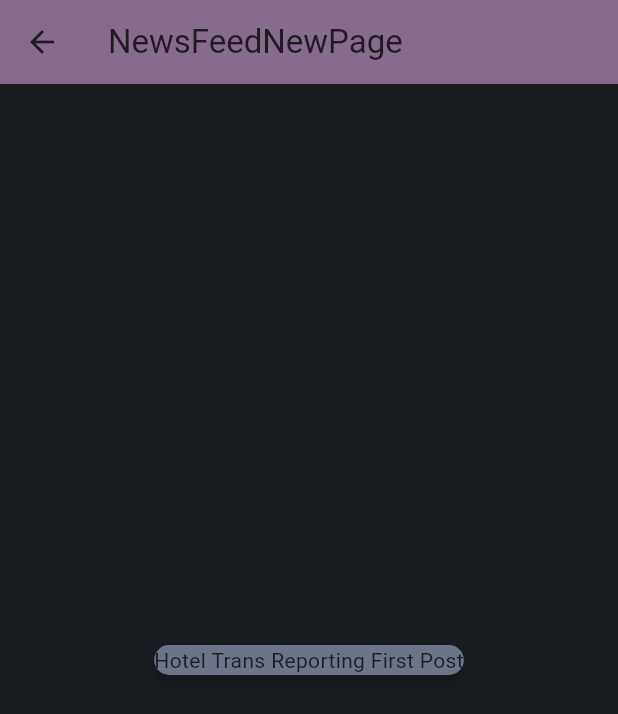
After one commit to ytadhani1234/UMee_Flutter_Hackathon, a Flutter app: the NewsFeedNewPage screen opened directly, on a phone screen of 412 x 824 dp. The commit adds this screen. Shown: the top 714 px of the screen. Run offline on Flutter 3.47's test engine with Material 3 defaults, Android fonts, the phone set to English and light mode, and no system bars.

Commit message:
Implemented user, postCard widget, and newsFeedPage for Card

```diff
--- /dev/null
+++ b/lib/news_feed_newpage.dart
@@ -0,0 +1,37 @@
+import 'package:flutter/material.dart';
+// import 'package:provider/provider.dart';
+import 'post.dart';
+// import '../../post_provider.dart';
+// import 'package:cached_network_image/cached_network_image.dart';
+import 'screens/newsFeedScreen/news_post_card.dart';
+import 'package:flutter_newsfeed_project/user.dart';
+
+class NewsFeedNewPage extends StatelessWidget {
+  Widget build(BuildContext context) {
+    return Scaffold(
+        backgroundColor: Color(0xff191c20),
+        appBar: AppBar(
+          title: Text("NewsFeedNewPage"),
+          backgroundColor: Color(0xff876b8c),
+        ),
+        body: Column(
+          mainAxisAlignment: MainAxisAlignment.center,
+          crossAxisAlignment: CrossAxisAlignment.stretch,
+          children: [
+            NewsPostCard(getPost(''))
+            ],
+          )
+    );
+
+  }
+
+  Post getPost(String ran){
+    return Post(
+              user: User(userName: 'Johnny', profileImageUrl: 'https://assets.mycast.io/posters/jonathan-loughran-spin-off-fan-casting-poster-276608-large.jpg?1672960291'),
+              content: 'Hotel Trans Reporting First Post',
+              imageUrl: 'https://i.pinimg.com/originals/5d/06/03/5d0603a8adca0f722407f393b3af7611.png',
+              timeStamp: DateTime.now(),
+              likeCount: 10
+              );
+  }
+}
--- a/lib/post.dart
+++ b/lib/post.dart
@@ -1,5 +1,8 @@
+import 'user.dart';
+
 class Post {
-  final String userName;
+  final User user;
+
   // final String postContentUrl;
   final String content;
   final String imageUrl;
@@ -9,11 +12,18 @@ class Post {
   bool isLiked;
 
   Post({
-    required this.userName,
+    required this.user,
     required this.content,
     required this.imageUrl,
     required this.timeStamp,
     this.likeCount = 0,
     this.isLiked = false
     });
+
+  User get getUser => user;
+  String get getContent => content;
+  String get getImageUrl => imageUrl;
+  DateTime get getTimeStamp => timeStamp;
+  int get getLikeCount => likeCount;
+  bool get getIsLiked => isLiked;
 }
--- a/lib/post_provider.dart
+++ b/lib/post_provider.dart
@@ -1,18 +1,25 @@
 import 'package:flutter/material.dart';
+import 'user.dart';
 
 import 'post.dart';
 
 class PostProvider with ChangeNotifier {
   final List<Post> posts = [
     Post(
-      userName:  'John Doe',
+      user:  User(
+        userName: 'Johnny',
+        profileImageUrl: 'https://assets.mycast.io/posters/jonathan-loughran-spin-off-fan-casting-poster-276608-large.jpg?1672960291'
+        ),
       content:  'First post',
       imageUrl: '',
       timeStamp: DateTime.now().subtract(Duration(days: 1)),
       likeCount: 20
     ),
     Post(
-      userName: 'Raj Pal',
+      user: User(
+        userName: 'Mavis',
+        profileImageUrl: 'https://i.pinimg.com/originals/5d/06/03/5d0603a8adca0f722407f393b3af7611.png'
+        ),
       content: 'Second post',
       imageUrl: 'https://upload.wikimedia.org/wikipedia/commons/thumb/4/45/Eopsaltria_australis_-_Mogo_Campground.jpg/640px-Eopsaltria_australis_-_Mogo_Campground.jpg',
       timeStamp: DateTime.now().subtract(Duration(hours: 1)),
--- /dev/null
+++ b/lib/screens/newsFeedScreen/news_post_card.dart
@@ -0,0 +1,24 @@
+import 'package:flutter/material.dart';
+import 'package:flutter_newsfeed_project/post.dart';
+
+
+class NewsPostCard extends StatelessWidget {
+  final Post post;
+
+  NewsPostCard(this.post);
+
+  @override
+  Widget build(BuildContext context) {
+    return Center(
+      child: Card(
+        margin: EdgeInsets.symmetric(horizontal: 16.0, vertical: 8.0),
+        color: Color(0xff6c7588),
+        elevation: 5.0,
+        shape: RoundedRectangleBorder(
+          borderRadius: BorderRadius.circular(10.0),
+        ),
+        child: Text(post.getContent),
+      )
+    );
+  }
+}
--- /dev/null
+++ b/lib/user.dart
@@ -0,0 +1,12 @@
+class User {
+  final String userName;
+  final String profileImageUrl;
+
+  User({
+    required this.userName,
+    required this.profileImageUrl
+    });
+
+    String get getUserName => userName;
+    String get getProfileImageUrl => profileImageUrl;
+}
--- a/pubspec.yaml
+++ b/pubspec.yaml
@@ -30,6 +30,8 @@ environment:
 dependencies:
   flutter:
     sdk: flutter
+  provider: ^6.0.0
+  cached_network_image: ^3.1.0
 
 
   # The following adds the Cupertino Icons font to your application.
```
Also changed, not shown: pubspec.lock, 1 other file.
